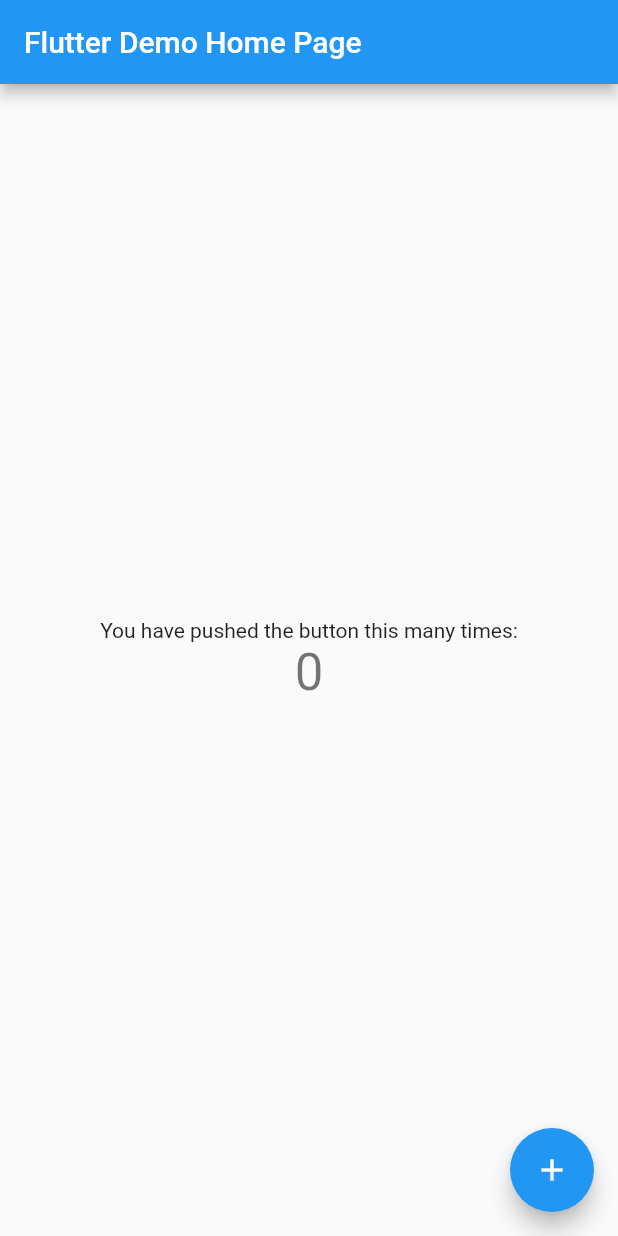
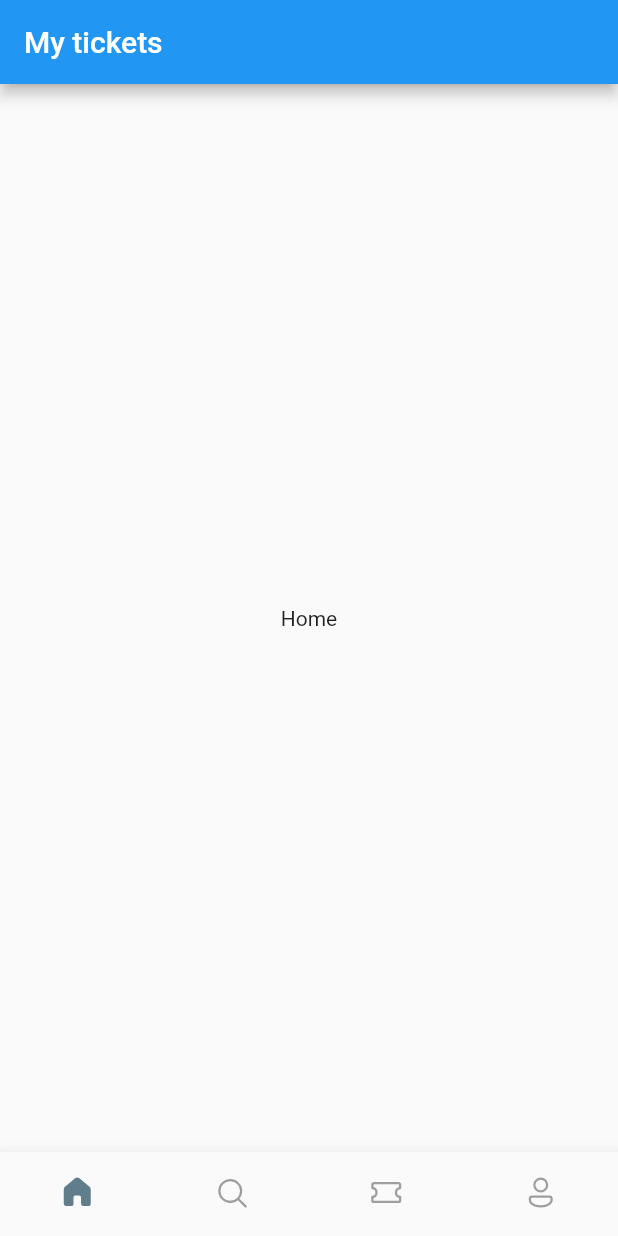
Before and after one commit to gabrieloest/booktickets, a Flutter app: the screen it shows after launch, on a phone screen of 412 x 824 dp. Run offline on Flutter 3.47's test engine with Material 2 defaults, Android fonts, the phone set to English and light mode, and no system bars; our stand-ins replace fluentui_icons.

Commit message:
Add bottom navigation bar

```diff
--- a/lib/main.dart
+++ b/lib/main.dart
@@ -1,3 +1,4 @@
+import 'package:booktickets/screens/bottom_bar.dart';
 import 'package:flutter/material.dart';
 
 void main() {
@@ -15,92 +16,7 @@ class MyApp extends StatelessWidget {
       theme: ThemeData(
         primarySwatch: Colors.blue,
       ),
-      home: const MyHomePage(title: 'Flutter Demo Home Page'),
+      home: const BottomBar(),
     );
   }
 }
-
-class MyHomePage extends StatefulWidget {
-  const MyHomePage({super.key, required this.title});
-
-  // This widget is the home page of your application. It is stateful, meaning
-  // that it has a State object (defined below) that contains fields that affect
-  // how it looks.
-
-  // This class is the configuration for the state. It holds the values (in this
-  // case the title) provided by the parent (in this case the App widget) and
-  // used by the build method of the State. Fields in a Widget subclass are
-  // always marked "final".
-
-  final String title;
-
-  @override
-  State<MyHomePage> createState() => _MyHomePageState();
-}
-
-class _MyHomePageState extends State<MyHomePage> {
-  int _counter = 0;
-
-  void _incrementCounter() {
-    setState(() {
-      // This call to setState tells the Flutter framework that something has
-      // changed in this State, which causes it to rerun the build method below
-      // so that the display can reflect the updated values. If we changed
-      // _counter without calling setState(), then the build method would not be
-      // called again, and so nothing would appear to happen.
-      _counter++;
-    });
-  }
-
-  @override
-  Widget build(BuildContext context) {
-    // This method is rerun every time setState is called, for instance as done
-    // by the _incrementCounter method above.
-    //
-    // The Flutter framework has been optimized to make rerunning build methods
-    // fast, so that you can just rebuild anything that needs updating rather
-    // than having to individually change instances of widgets.
-    return Scaffold(
-      appBar: AppBar(
-        // Here we take the value from the MyHomePage object that was created by
-        // the App.build method, and use it to set our appbar title.
-        title: Text(widget.title),
-      ),
-      body: Center(
-        // Center is a layout widget. It takes a single child and positions it
-        // in the middle of the parent.
-        child: Column(
-          // Column is also a layout widget. It takes a list of children and
-          // arranges them vertically. By default, it sizes itself to fit its
-          // children horizontally, and tries to be as tall as its parent.
-          //
-          // Invoke "debug painting" (press "p" in the console, choose the
-          // "Toggle Debug Paint" action from the Flutter Inspector in Android
-          // Studio, or the "Toggle Debug Paint" command in Visual Studio Code)
-          // to see the wireframe for each widget.
-          //
-          // Column has various properties to control how it sizes itself and
-          // how it positions its children. Here we use mainAxisAlignment to
-          // center the children vertically; the main axis here is the vertical
-          // axis because Columns are vertical (the cross axis would be
-          // horizontal).
-          mainAxisAlignment: MainAxisAlignment.center,
-          children: <Widget>[
-            const Text(
-              'You have pushed the button this many times:',
-            ),
-            Text(
-              '$_counter',
-              style: Theme.of(context).textTheme.headline4,
-            ),
-          ],
-        ),
-      ),
-      floatingActionButton: FloatingActionButton(
-        onPressed: _incrementCounter,
-        tooltip: 'Increment',
-        child: const Icon(Icons.add),
-      ), // This trailing comma makes auto-formatting nicer for build methods.
-    );
-  }
-}
--- /dev/null
+++ b/lib/screens/bottom_bar.dart
@@ -0,0 +1,65 @@
+import 'package:fluentui_icons/fluentui_icons.dart';
+import 'package:flutter/material.dart';
+import 'package:flutter/src/widgets/container.dart';
+import 'package:flutter/src/widgets/framework.dart';
+
+class BottomBar extends StatefulWidget {
+  const BottomBar({super.key});
+
+  @override
+  State<BottomBar> createState() => _BottomBarState();
+}
+
+class _BottomBarState extends State<BottomBar> {
+  int _selectedIndex = 0;
+
+  static final List<Widget> _widgetOptions = <Widget>[
+    const Text("Home"),
+    const Text("Search"),
+    const Text("Tickets"),
+    const Text("Profile"),
+  ];
+
+  void _onItemTapped(int index) {
+    setState(() {
+      _selectedIndex = index;
+    });
+  }
+
+  @override
+  Widget build(BuildContext context) {
+    return Scaffold(
+      appBar: AppBar(
+        title: Text("My tickets"),
+      ),
+      body: Center(child: _widgetOptions[_selectedIndex]),
+      bottomNavigationBar: BottomNavigationBar(
+          currentIndex: _selectedIndex,
+          onTap: _onItemTapped,
+          elevation: 10,
+          showSelectedLabels: false,
+          showUnselectedLabels: false,
+          type: BottomNavigationBarType.fixed,
+          selectedItemColor: Colors.blueGrey,
+          unselectedItemColor: Colors.grey,
+          items: const [
+            BottomNavigationBarItem(
+                icon: Icon(FluentSystemIcons.ic_fluent_home_regular),
+                activeIcon: Icon(FluentSystemIcons.ic_fluent_home_filled),
+                label: "Home"),
+            BottomNavigationBarItem(
+                icon: Icon(FluentSystemIcons.ic_fluent_search_regular),
+                activeIcon: Icon(FluentSystemIcons.ic_fluent_search_filled),
+                label: "Search"),
+            BottomNavigationBarItem(
+                icon: Icon(FluentSystemIcons.ic_fluent_ticket_regular),
+                activeIcon: Icon(FluentSystemIcons.ic_fluent_ticket_filled),
+                label: "Tickets"),
+            BottomNavigationBarItem(
+                icon: Icon(FluentSystemIcons.ic_fluent_person_regular),
+                activeIcon: Icon(FluentSystemIcons.ic_fluent_person_filled),
+                label: "Profile"),
+          ]),
+    );
+  }
+}
--- a/pubspec.yaml
+++ b/pubspec.yaml
@@ -36,6 +36,7 @@ dependencies:
   # The following adds the Cupertino Icons font to your application.
   # Use with the CupertinoIcons class for iOS style icons.
   cupertino_icons: ^1.0.2
+  fluentui_icons: ^1.0.0
 
 dev_dependencies:
   flutter_test:
```
Also changed, not shown: pubspec.lock.
